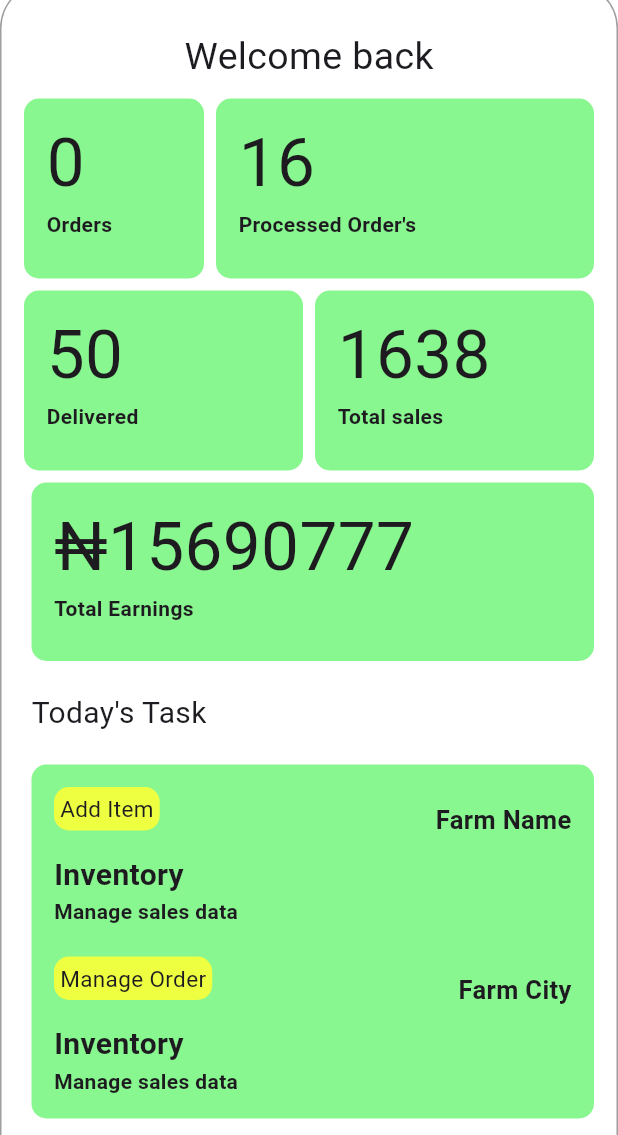
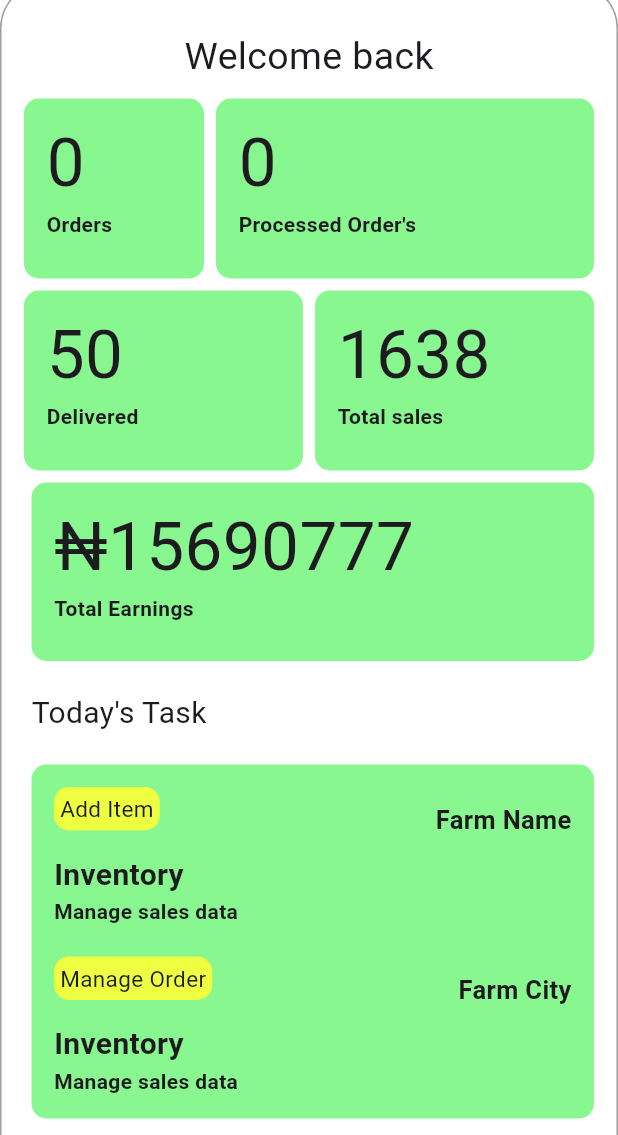
Before and after one commit to CarlsGalad/gona_farmer, a Flutter app: the screen it shows once a user with an empty profile is signed in, on a phone screen of 412 x 824 dp, the part 101-1236 px from its top. Run offline on Flutter 3.47's test engine with Material 3 defaults, Android fonts, the phone set to English and light mode, and no system bars; our stand-ins replace cloud_firestore, firebase_auth, firebase_core, firebase_messaging, google_fonts, google_sign_in and 1 more; accounts and stored records are empty; Roboto replaces fonts that are missing (Abel, Sansita).

Commit message:
order processing

```diff
--- a/lib/screens/homepage.dart
+++ b/lib/screens/homepage.dart
@@ -1,6 +1,7 @@
 import 'package:flutter/material.dart';
-import 'package:flutter/widgets.dart';
+
 import 'package:gona_vendor/screens/ordercountile.dart';
+import 'package:gona_vendor/screens/process_count_tile.dart';
 import 'package:gona_vendor/screens/welcomemsg.dart';
 
 import 'package:google_fonts/google_fonts.dart';
@@ -62,46 +63,16 @@ class _HomepageState extends State<Homepage> {
                 children: [
                   // welcome msg
                   const WelcomeBackWidget(),
-                  Padding(
-                    padding: const EdgeInsets.only(left: 15.0, right: 15),
+                  const Padding(
+                    padding: EdgeInsets.only(left: 15.0, right: 15),
                     child: Row(
                       crossAxisAlignment: CrossAxisAlignment.start,
                       children: [
                         OrderCountTile(),
-                        const SizedBox(
+                        SizedBox(
                           width: 8,
                         ),
-                        Expanded(
-                          child: Container(
-                            width: 240,
-                            height: 120,
-                            decoration: BoxDecoration(
-                              color: const Color.fromARGB(255, 137, 247, 143),
-                              borderRadius: BorderRadius.circular(10),
-                            ),
-                            child: const Padding(
-                              padding: EdgeInsets.only(left: 15),
-                              child: Column(
-                                  mainAxisAlignment: MainAxisAlignment.start,
-                                  crossAxisAlignment: CrossAxisAlignment.start,
-                                  children: [
-                                    Padding(
-                                      padding: EdgeInsets.only(top: 10.0),
-                                      child: Text(
-                                        '16',
-                                        style: TextStyle(fontSize: 45),
-                                        textAlign: TextAlign.start,
-                                      ),
-                                    ),
-                                    Text(
-                                      "Processed Order's",
-                                      style: TextStyle(
-                                          fontWeight: FontWeight.bold),
-                                    )
-                                  ]),
-                            ),
-                          ),
-                        ),
+                        ProcessedTile()
                       ],
                     ),
                   ),
--- /dev/null
+++ b/lib/screens/process_count_tile.dart
@@ -0,0 +1,89 @@
+import 'package:firebase_auth/firebase_auth.dart';
+import 'package:flutter/material.dart';
+import 'package:cloud_firestore/cloud_firestore.dart';
+
+class ProcessedTile extends StatefulWidget {
+  const ProcessedTile({super.key});
+
+  @override
+  State<ProcessedTile> createState() => _ProcessedTileState();
+}
+
+class _ProcessedTileState extends State<ProcessedTile> {
+  late Future<List<Map<String, dynamic>>?> _processedOrdersFuture;
+
+  @override
+  void initState() {
+    super.initState();
+    _processedOrdersFuture = _fetchProcessedOrders();
+  }
+
+  @override
+  Widget build(BuildContext context) {
+    return Expanded(
+      child: FutureBuilder<List<Map<String, dynamic>>?>(
+        future: _processedOrdersFuture,
+        builder: (context, snapshot) {
+          if (snapshot.connectionState == ConnectionState.waiting) {
+            return const Center(child: CircularProgressIndicator());
+          } else if (snapshot.hasError) {
+            return Center(child: Text('Error: ${snapshot.error}'));
+          } else {
+            int processedOrdersCount = snapshot.data?.length ?? 0;
+            return Container(
+              width: 240,
+              height: 120,
+              decoration: BoxDecoration(
+                color: const Color.fromARGB(255, 137, 247, 143),
+                borderRadius: BorderRadius.circular(10),
+              ),
+              child: Padding(
+                padding: const EdgeInsets.only(left: 15),
+                child: Column(
+                  mainAxisAlignment: MainAxisAlignment.start,
+                  crossAxisAlignment: CrossAxisAlignment.start,
+                  children: [
+                    Padding(
+                      padding: const EdgeInsets.only(top: 10.0),
+                      child: Text(
+                        '$processedOrdersCount',
+                        style: const TextStyle(fontSize: 45),
+                        textAlign: TextAlign.start,
+                      ),
+                    ),
+                    const Text(
+                      "Processed Order's",
+                      style: TextStyle(
+                        fontWeight: FontWeight.bold,
+                      ),
+                    ),
+                  ],
+                ),
+              ),
+            );
+          }
+        },
+      ),
+    );
+  }
+
+  Future<List<Map<String, dynamic>>?> _fetchProcessedOrders() async {
+    // Get the current user's UID from Firebase Authentication
+    String? userId = FirebaseAuth.instance.currentUser?.uid;
+    if (userId != null) {
+      // Fetch processed orders from Firestore where farmId matches the current user's UID and status is "prepared"
+      QuerySnapshot<Map<String, dynamic>> processedOrdersSnapshot =
+          await FirebaseFirestore.instance
+              .collection('orderItems')
+              .where('farmId', isEqualTo: userId)
+              .where('status', isEqualTo: 'prepared')
+              .get();
+
+      // Extract and return the list of processed order items
+      return processedOrdersSnapshot.docs.map((doc) => doc.data()).toList();
+    } else {
+      // Return null if the user is not logged in
+      return null;
+    }
+  }
+}
```
Also changed, not shown: lib/screens/order_detail.dart (added, +136 -0 lines), lib/screens/order_list_screen.dart (+16 -4 lines), lib/screens/ordercountile.dart (+9 -20 lines).
